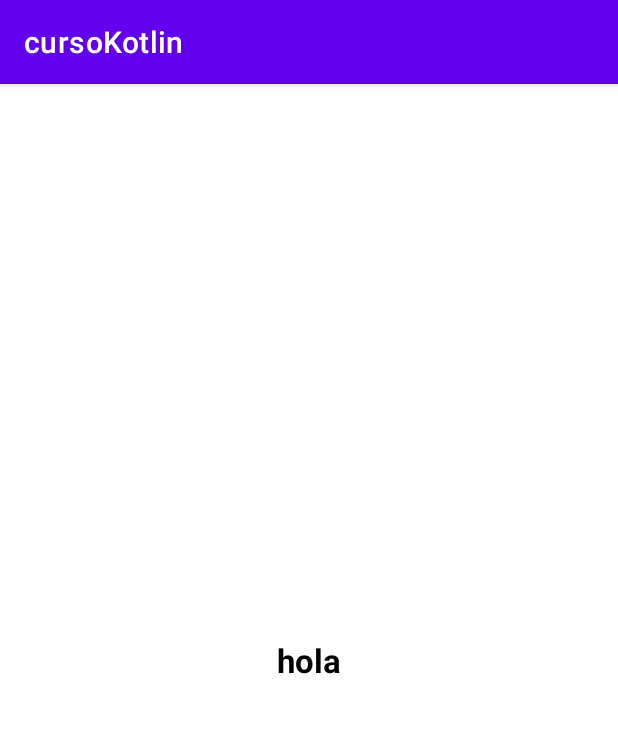
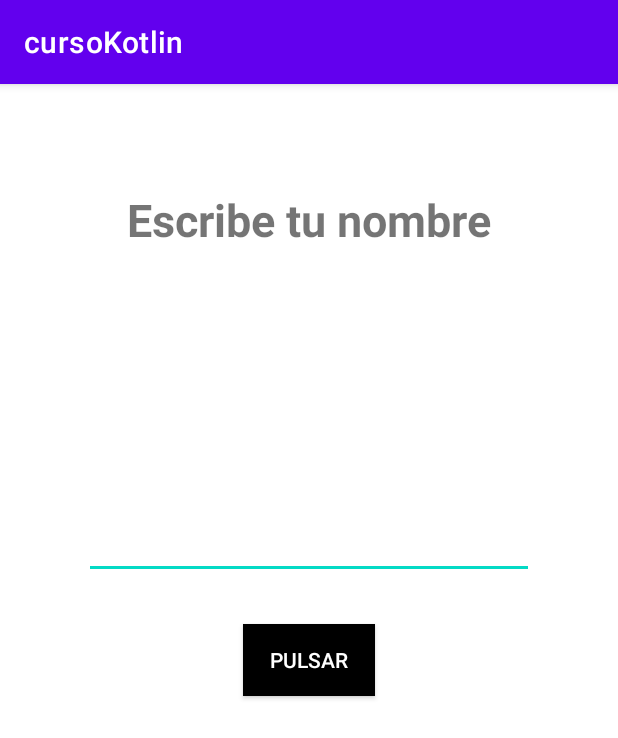
Before and after one commit to josecantero/cursoKotlin, an Android app: the screen it shows after launch (FappActivity), on a phone screen of 412 x 824 dp. Shown: the top 738 px of the screen. Run offline under Robolectric (Android 15) with nearby library versions, the phone set to English and light mode, and no system bars.

Commit message:
se agregó funcionalidad a la pantalla principal para agregar un texto y mandarlo a una pantalla de saludo

```diff
--- a/app/src/main/AndroidManifest.xml
+++ b/app/src/main/AndroidManifest.xml
@@ -13,6 +13,9 @@
         android:theme="@style/Theme.CursoKotlin"
         tools:targetApi="31">
         <activity
+            android:name=".Fapp.ResultActivity"
+            android:exported="false" />
+        <activity
             android:name=".Fapp.FappActivity"
             android:exported="true">
             <intent-filter>
--- a/app/src/main/java/com/example/cursokotlin/Fapp/FappActivity.kt
+++ b/app/src/main/java/com/example/cursokotlin/Fapp/FappActivity.kt
@@ -1,8 +1,12 @@
 package com.example.cursokotlin.Fapp
 
+import android.content.Intent
 import android.os.Bundle
+import android.util.Log
 import androidx.activity.enableEdgeToEdge
 import androidx.appcompat.app.AppCompatActivity
+import androidx.appcompat.widget.AppCompatButton
+import androidx.appcompat.widget.AppCompatEditText
 import androidx.core.view.ViewCompat
 import androidx.core.view.WindowInsetsCompat
 import com.example.cursokotlin.R
@@ -13,6 +17,19 @@ class FappActivity : AppCompatActivity() {
         super.onCreate(savedInstanceState)
         enableEdgeToEdge()
         setContentView(R.layout.activity_fapp)
+        val editText = findViewById<AppCompatEditText>(R.id.editText)
+        val btnPulsar = findViewById<AppCompatButton>(R.id.btnPulsar)
+
+
+        btnPulsar.setOnClickListener{
+            val nameText = editText.text.toString()
+            if(nameText.isNotEmpty()){
+                val intent = Intent(this, ResultActivity::class.java)
+                intent.putExtra("extraName", nameText)
+                startActivity(intent)
+            }
+
+        }
         ViewCompat.setOnApplyWindowInsetsListener(findViewById(R.id.main)) { v, insets ->
             val systemBars = insets.getInsets(WindowInsetsCompat.Type.systemBars())
             v.setPadding(systemBars.left, systemBars.top, systemBars.right, systemBars.bottom)
--- a/app/src/main/res/layout/activity_fapp.xml
+++ b/app/src/main/res/layout/activity_fapp.xml
@@ -5,18 +5,47 @@
     android:id="@+id/main"
     android:layout_width="match_parent"
     android:layout_height="match_parent"
-    tools:context=".Fapp.FappActivity">
+    tools:context=".Fapp.FappActivity"
+    android:background="@color/white">
 
     <TextView
         android:layout_width="wrap_content"
         android:layout_height="wrap_content"
-        android:textSize="22sp"
-        android:text="hola"
-        android:textColor="@color/material_dynamic_neutral0"
+        app:layout_constraintStart_toStartOf="parent"
+        app:layout_constraintEnd_toEndOf="parent"
+        app:layout_constraintTop_toTopOf="parent"
+        android:text="Escribe tu nombre"
+        android:textSize="30sp"
         android:textStyle="bold"
+        android:layout_marginTop="70dp"
+        />
+
+    <androidx.appcompat.widget.AppCompatEditText
+        android:id="@+id/editText"
+        android:layout_width="300dp"
+        android:layout_height="wrap_content"
+        android:layout_margin="30dp"
+        android:maxLines="1"
+        android:singleLine="true"
+        android:textColor="@color/black"
+        android:textSize="25sp"
+        app:layout_constraintBottom_toTopOf="@+id/btnPulsar"
+        app:layout_constraintEnd_toEndOf="parent"
+        app:layout_constraintStart_toStartOf="parent"
+
+        tools:ignore="SpeakableTextPresentCheck" />
+
+    <androidx.appcompat.widget.AppCompatButton
+        android:id="@+id/btnPulsar"
+        android:layout_width="wrap_content"
+        android:layout_height="wrap_content"
+        android:text="Pulsar"
+        android:textColor="@color/white"
+        android:background="@color/black"
         app:layout_constraintTop_toTopOf="parent"
         app:layout_constraintBottom_toBottomOf="parent"
         app:layout_constraintEnd_toEndOf="parent"
         app:layout_constraintStart_toStartOf="parent"
         tools:ignore="HardcodedText" />
+
 </androidx.constraintlayout.widget.ConstraintLayout>
```
Also changed, not shown: app/src/main/java/com/example/cursokotlin/Fapp/ResultActivity.kt (added, +29 -0 lines), app/src/main/res/layout/activity_result.xml (added, +23 -0 lines).
